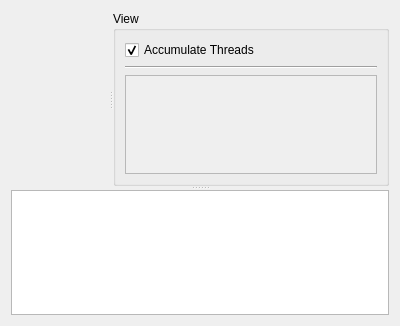
PearCoding/PearRay, file src/diagnostic/ui/ProfWindow.ui: the form before one commit.
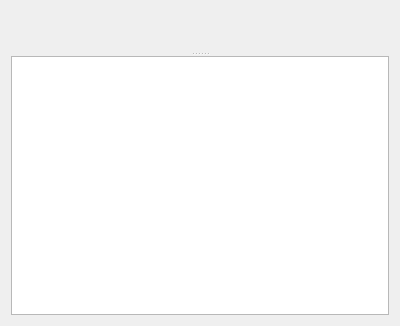
The form after the commit. Custom widgets are drawn as their Qt base class.

Commit message: Improved plot view

```diff
--- a/src/diagnostic/ui/ProfWindow.ui
+++ b/src/diagnostic/ui/ProfWindow.ui
@@ -19,62 +19,37 @@
      <property name="orientation">
       <enum>Qt::Vertical</enum>
      </property>
-     <widget class="QWidget" name="widget" native="true">
-      <layout class="QHBoxLayout" name="horizontalLayout">
-       <property name="leftMargin">
-        <number>0</number>
-       </property>
-       <property name="topMargin">
-        <number>0</number>
-       </property>
-       <property name="rightMargin">
-        <number>0</number>
-       </property>
-       <property name="bottomMargin">
-        <number>0</number>
-       </property>
-       <item>
-        <widget class="QSplitter" name="splitter_2">
-         <property name="orientation">
-          <enum>Qt::Horizontal</enum>
-         </property>
-         <widget class="PlotWidget" name="plotWidget" native="true"/>
-         <widget class="QGroupBox" name="groupBox">
-          <property name="title">
-           <string>View</string>
-          </property>
-          <layout class="QVBoxLayout" name="verticalLayout_2">
-           <item>
-            <widget class="QCheckBox" name="accumThreadsCB">
-             <property name="text">
-              <string>Accumulate Threads</string>
-             </property>
-             <property name="checked">
-              <bool>true</bool>
-             </property>
-            </widget>
-           </item>
-           <item>
-            <widget class="Line" name="line">
-             <property name="orientation">
-              <enum>Qt::Horizontal</enum>
-             </property>
-            </widget>
-           </item>
-           <item>
-            <widget class="QListWidget" name="threadListWidget">
-             <property name="enabled">
-              <bool>false</bool>
-             </property>
-            </widget>
-           </item>
-          </layout>
-         </widget>
-        </widget>
-       </item>
-      </layout>
+     <property name="childrenCollapsible">
+      <bool>false</bool>
+     </property>
+     <widget class="PlotWidget" name="plotWidget" native="true">
+      <property name="sizePolicy">
+       <sizepolicy hsizetype="Preferred" vsizetype="Expanding">
+        <horstretch>0</horstretch>
+        <verstretch>0</verstretch>
+       </sizepolicy>
+      </property>
+      <property name="minimumSize">
+       <size>
+        <width>0</width>
+        <height>0</height>
+       </size>
+      </property>
      </widget>
-     <widget class="QTreeView" name="treeView"/>
+     <widget class="QTreeView" name="treeView">
+      <property name="sizePolicy">
+       <sizepolicy hsizetype="Expanding" vsizetype="Preferred">
+        <horstretch>0</horstretch>
+        <verstretch>0</verstretch>
+       </sizepolicy>
+      </property>
+      <property name="editTriggers">
+       <set>QAbstractItemView::NoEditTriggers</set>
+      </property>
+      <property name="alternatingRowColors">
+       <bool>true</bool>
+      </property>
+     </widget>
     </widget>
    </item>
   </layout>
```
Left out of the diff: 19 changed lines with no effect on the pictures. The commit also changes 14 other files.
